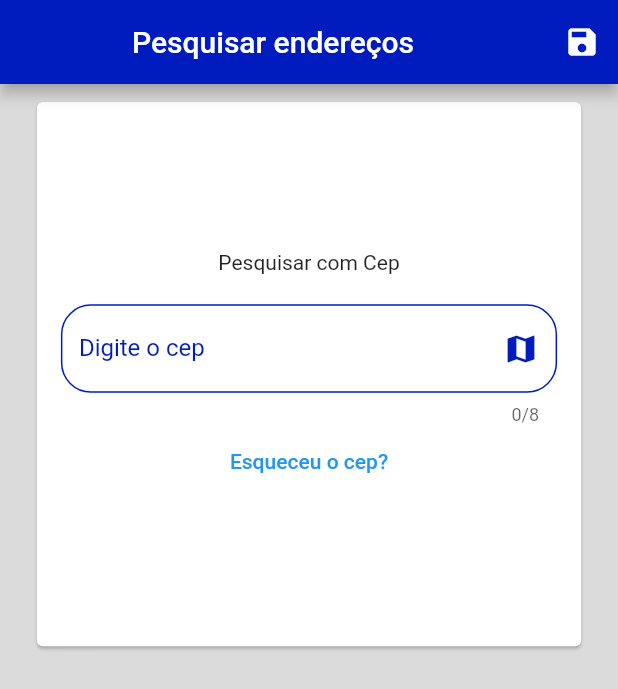
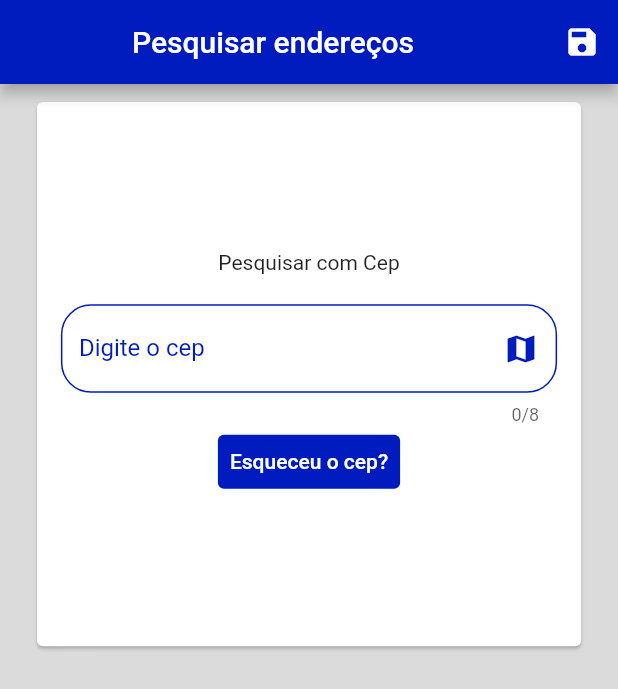
Before and after one commit to juanfernandez13/cep_app, a Flutter app: the screen it shows after launch, on a phone screen of 412 x 824 dp. Shown: the top 689 px of the screen. Run offline on Flutter 3.47's test engine with Material 2 defaults, Android fonts, the phone set to English and light mode, and no system bars; our stand-ins replace dio, flutter_dotenv.

```diff
--- a/lib/pages/home_page.dart
+++ b/lib/pages/home_page.dart
@@ -2,12 +2,10 @@ import 'package:cep_app/models/endereco_model.dart';
 import 'package:cep_app/pages/cep_back4app_page.dart';
 import 'package:cep_app/repositories/back4app/back4app_repository.dart';
 import 'package:cep_app/repositories/back4app/impl/dio_back4app_repository.dart';
+import 'package:cep_app/repositories/back4app/impl/http_back4app_repository.dart';
 import '../repositories/endereco/endereco_repository.dart';
 import 'package:cep_app/repositories/endereco/impl/dio_endereco_repository.dart';
 import 'package:flutter/material.dart';
-import 'package:flutter/src/widgets/framework.dart';
-import 'package:flutter/src/widgets/placeholder.dart';
-import 'dart:math';
 
 class HomePage extends StatefulWidget {
   const HomePage({super.key});
@@ -25,7 +23,7 @@ class _HomePageState extends State<HomePage> {
   PageController pageController = PageController();
   late EnderecoModel enderecoModel;
   EnderecoRepository enderecoRepository = DioEnderecoRepository();
-  Back4AppRepository back4appRepository = DioBack4AppRepository();
+  Back4AppRepository back4appRepository = HttpBack4AppRepository();
   String valueDropdown = "Selecione um UF";
   List<EnderecoModel> results = [];
   final List<String> uf = [
@@ -143,6 +141,8 @@ class _HomePageState extends State<HomePage> {
                                   },
                                 ),
                                 TextButton(
+                                    style: const ButtonStyle(
+                                      backgroundColor: MaterialStatePropertyAll(Color(0xFF001CBE))),
                                     onPressed: () {
                                       currentPage++;
                                       setState(() {
@@ -153,7 +153,7 @@ class _HomePageState extends State<HomePage> {
                                             curve: Curves.easeInCubic);
                                       });
                                     },
-                                    child: Text("Esqueceu o cep?"))
+                                    child: const Text("Esqueceu o cep?", style: TextStyle(color: Colors.white),))
                               ],
                             ),
                           ),
@@ -243,7 +243,12 @@ class _HomePageState extends State<HomePage> {
                                             Radius.circular(20))),
                                   ),
                                 ),
+                                const SizedBox(
+                                  height: 15,
+                                ),
                                 TextButton(
+                                    style: const ButtonStyle(
+                                      backgroundColor: MaterialStatePropertyAll(Color(0xFF001CBE))),
                                     onPressed: () async {
                                       if (logradouroController.text.length >
                                               3 &&
@@ -256,7 +261,7 @@ class _HomePageState extends State<HomePage> {
                                         setState(() {});
                                       }
                                     },
-                                    child: const Text("Pesquisar cep"))
+                                    child: const Text("Pesquisar cep", style: TextStyle(color: Colors.white),))
                               ],
                             ),
                           ),
@@ -293,7 +298,7 @@ class _HomePageState extends State<HomePage> {
                             trailing: IconButton(
                               onPressed: () async => back4appRepository
                                   .cadastrarEndereco(results[index]),
-                              icon: Icon(Icons.save),
+                              icon: const Icon(Icons.save),
                             ),
                           ),
                           const Divider(),
```
Also changed, not shown: lib/pages/cep_back4app_page.dart (+4 -6 lines).
